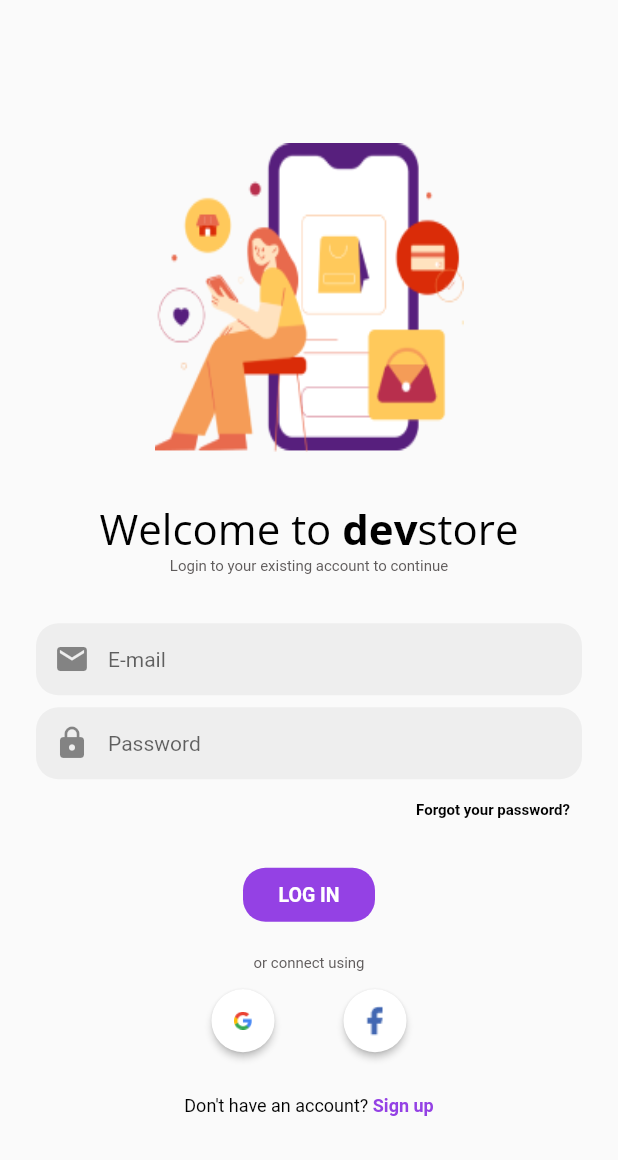
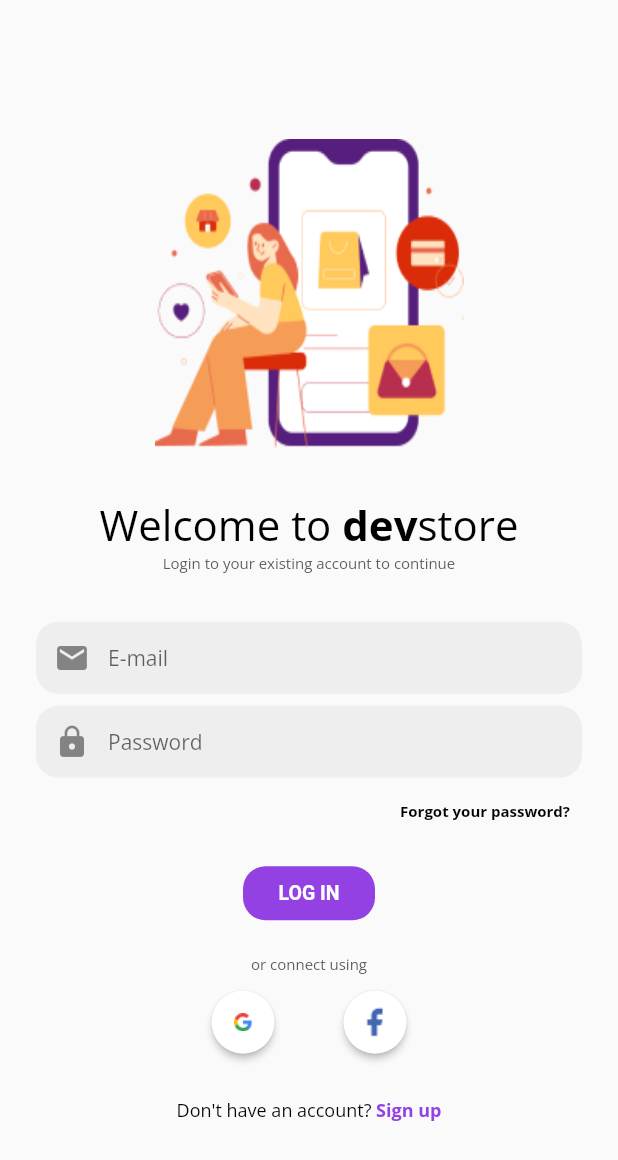
Before and after one commit to berketuranlioglu/devstore_project, a Flutter app: the screen it shows after launch, after a tap on "Log In", on a phone screen of 412 x 824 dp. Shown: the top 1160 px of the screen. Run offline on Flutter 3.47's test engine with Material 2 defaults, Android fonts, the phone set to English and light mode, and no system bars; our stand-ins replace email_validator, firebase_analytics, firebase_auth, firebase_core, google_fonts; accounts and stored records are empty; network calls fail.

Commit message:
styles update
completed all styles for the login page

```diff
--- a/lib/routes/login.dart
+++ b/lib/routes/login.dart
@@ -64,13 +64,10 @@ class _LoginPageState extends State<LoginPage> {
             ),
             textAlign: TextAlign.center,
           ),
-          const Text(
+          Text(
             'Login to your existing account to continue',
             textAlign: TextAlign.center,
-            style: TextStyle(
-              fontSize: 10.0,
-              color: Color(0xff5f5b5b),
-            ),
+            style: loginPage_ExistingAcc,
           ),
           const SizedBox(height: 8.0,),
           Padding(
@@ -87,7 +84,7 @@ class _LoginPageState extends State<LoginPage> {
                           fillColor: Colors.grey[200],
                           filled: true,
                           hintText: 'E-mail',
-                          hintStyle: const TextStyle(fontSize:14.0),
+                          hintStyle: ShoppingCart_PaymentRegular,
                           prefixIcon: const Icon(Icons.mail),
                           contentPadding: const EdgeInsets.all(12.0),
                           enabledBorder: const OutlineInputBorder(
@@ -132,7 +129,7 @@ class _LoginPageState extends State<LoginPage> {
                           fillColor: Colors.grey[200],
                           filled: true,
                           hintText: 'Password',
-                          hintStyle: const TextStyle(fontSize:14.0),
+                          hintStyle: ShoppingCart_PaymentRegular,
                           prefixIcon: const Icon(Icons.lock),
                           contentPadding: const EdgeInsets.all(12.0),
                           enabledBorder: const OutlineInputBorder(
@@ -172,13 +169,9 @@ class _LoginPageState extends State<LoginPage> {
                   mainAxisAlignment: MainAxisAlignment.end,
                   children: [
                     TextButton(
-                      child: const Text(
+                      child: Text(
                         'Forgot your password?',
-                        style: TextStyle(
-                          fontSize: 10.0,
-                          fontWeight: FontWeight.bold,
-                          color: AppColors.textColor,
-                        ),
+                        style: loginPage_ForgotPass,
                         textAlign: TextAlign.end,
                       ),
                       onPressed: buttonClicked,
@@ -217,12 +210,9 @@ class _LoginPageState extends State<LoginPage> {
             ),
           ),
           const SizedBox(height: 16.0,),
-          const Text(
+          Text(
             'or connect using',
-            style: TextStyle(
-              color: Color(0xff5f5b5b),
-              fontSize: 10.0,
-            ),
+            style: loginPage_OtherConnections,
           ),
           Padding(
             padding: const EdgeInsets.all(8.0),
@@ -257,10 +247,7 @@ class _LoginPageState extends State<LoginPage> {
           const SizedBox(height: 18.0,),
           RichText(
             text: TextSpan(
-              style: const TextStyle(
-                fontSize: 12.0,
-                color: AppColors.textColor,
-              ),
+              style: loginPage_SignUpRegular,
               children: <TextSpan>[
                 const TextSpan(text: 'Don\'t have an account? '),
                 TextSpan(
@@ -269,10 +256,7 @@ class _LoginPageState extends State<LoginPage> {
                     ..onTap = () {
                     Navigator.pushNamed(context, '/signup');
                   },
-                  style: const TextStyle(
-                    color: AppColors.primaryColor,
-                    fontWeight: FontWeight.bold,
-                  ),
+                  style: loginPage_SignUpBold,
                 ),
               ],
             ),
--- a/lib/utils/color.dart
+++ b/lib/utils/color.dart
@@ -13,4 +13,5 @@ class AppColors {
   static const Color ratingBlockColor = const Color(0xFF0CCD08); //Seller Rate
   static const Color deliveredTextColor = const Color(0xFF34A853); //Orders Page Delivered Text Color
   static const Color processingTextColor = const Color(0xFFE3CD00); //Orders Page Processing Text Color
+  static const Color loginSubTextColor = Color(0xFF5F5B5B);
 }
--- a/lib/utils/styles.dart
+++ b/lib/utils/styles.dart
@@ -15,26 +15,31 @@ final loginPage_WelcomeBold = GoogleFonts.openSans(
 final loginPage_ExistingAcc = GoogleFonts.openSans(
     fontSize: 10,
     fontWeight: FontWeight.normal, //login page, for the existing account text
+    color: AppColors.loginSubTextColor,
 );
 
 final loginPage_ForgotPass = GoogleFonts.openSans(
     fontSize: 10,
     fontWeight: FontWeight.bold,   //login page, 'forgot password?' text
+    color: AppColors.textColor,
 );
 
 final loginPage_OtherConnections = GoogleFonts.openSans(
     fontSize: 10,
-    fontWeight: FontWeight.w300,   //login page, 'or connect using text'
+    fontWeight: FontWeight.normal,   //login page, 'or connect using text'
+    color: AppColors.loginSubTextColor,
 );
 
 final loginPage_SignUpRegular = GoogleFonts.openSans(
     fontSize: 12,
     fontWeight: FontWeight.normal, //login page dont have acc option Fontweight is mixed, use it for regular
+    color: AppColors.textColor,
 );
 
 final loginPage_SignUpBold = GoogleFonts.openSans(
     fontSize: 12,
     fontWeight: FontWeight.bold, //login page dont have acc option fontweight is mixed, use it for bold
+    color: AppColors.primaryColor,
 );
 
 final signupPage_InfoSentence1 = GoogleFonts.openSans(
```
